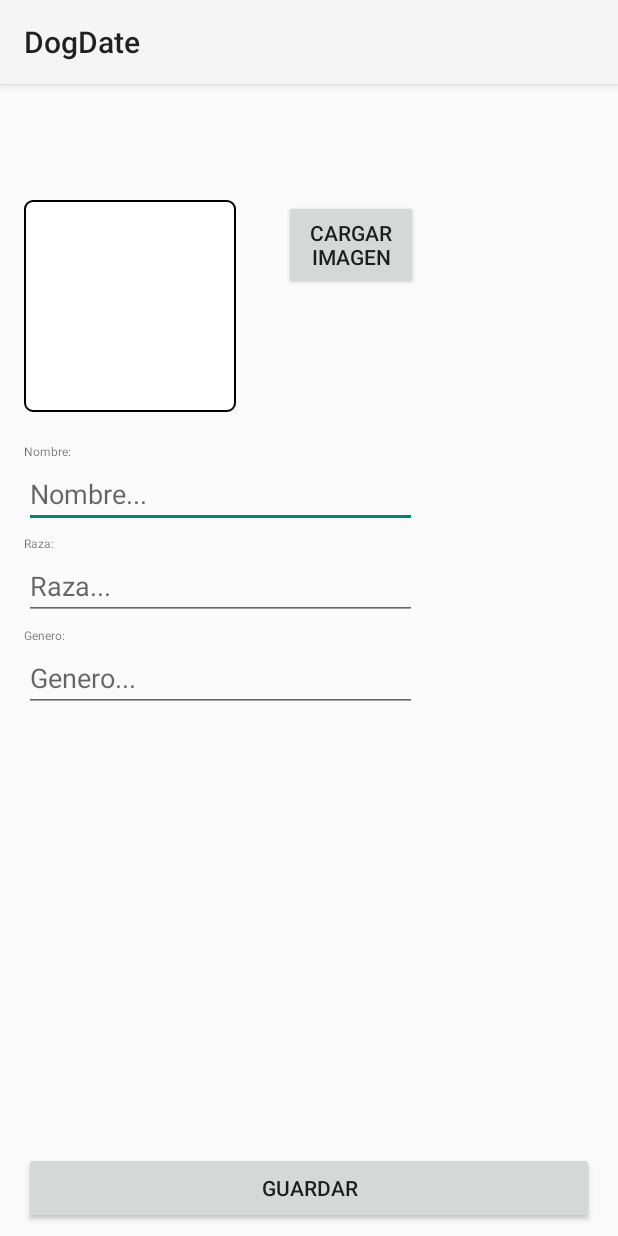
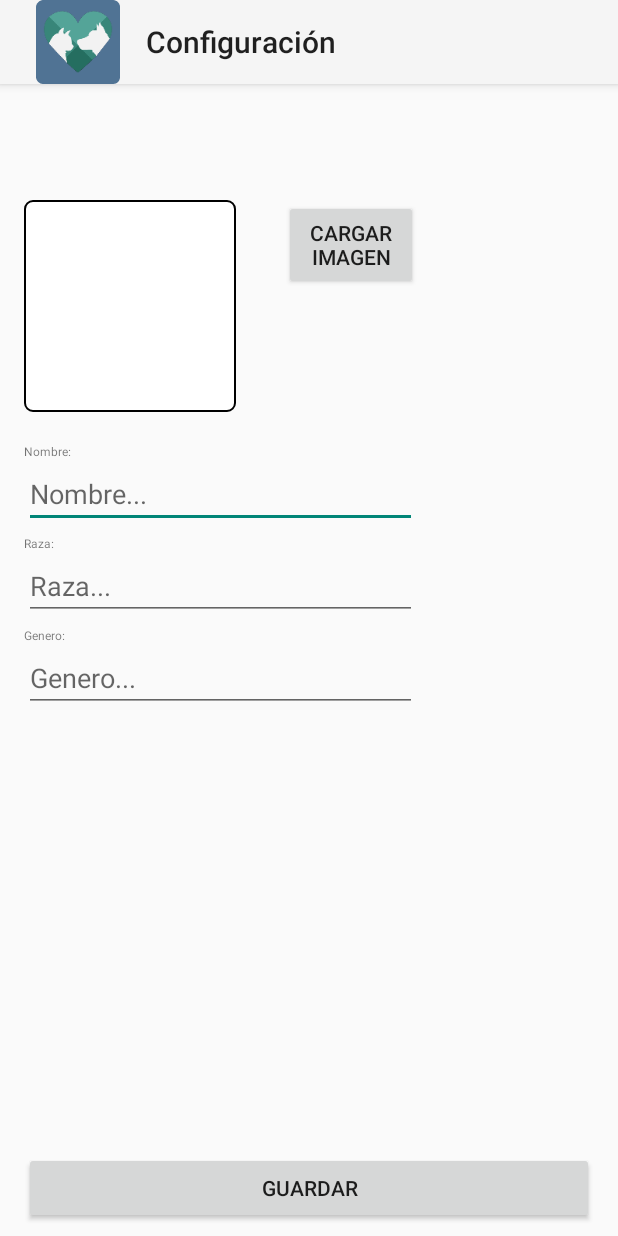
Before and after one commit to chern007/DogDate, an Android app: the EditarPerfil screen opened directly, with no data from a screen before it, on a phone screen of 412 x 824 dp. Run offline under Robolectric (Android 15) with nearby library versions, the phone set to English and light mode, and no system bars; our stand-ins replace Firebase (no records; nobody signed in at launch, a user with empty details on screens opened directly); libraries missing offline, so code that uses them is left out: com.firebase.ui; Roboto replaces fonts that are not available here.

Commit message:
falta por implementar las mejoras

```diff
--- a/app/src/main/java/com/example/carlos_hc/dogdate/EditarPerfil.java
+++ b/app/src/main/java/com/example/carlos_hc/dogdate/EditarPerfil.java
@@ -58,6 +58,12 @@ public class EditarPerfil extends AppCompatActivity {
     protected void onCreate(Bundle savedInstanceState) {
         super.onCreate(savedInstanceState);
         setContentView(R.layout.activity_editar_perfil);
+
+        getSupportActionBar().setDisplayShowHomeEnabled(true);
+        getSupportActionBar().setLogo(R.mipmap.dogdatelogo_round);
+        getSupportActionBar().setTitle("  Configuración");
+        getSupportActionBar().setDisplayUseLogoEnabled(true);
+
 
         miEmail = findViewById(R.id.txtEmail);
         foto = findViewById(R.id.imgPerroEdit);
--- a/app/src/main/java/com/example/carlos_hc/dogdate/ListaMatchs.java
+++ b/app/src/main/java/com/example/carlos_hc/dogdate/ListaMatchs.java
@@ -71,8 +71,6 @@ public class ListaMatchs extends AppCompatActivity {
         recyclerView.addOnItemTouchListener(new ListaMatchsOnClickListener(getApplicationContext(), recyclerView, new ListaMatchsOnClickListener.ClickListener() {
             @Override
             public void onClick(View view, int position) {
-
-                Toast.makeText(getApplicationContext(), position + " is selected!", Toast.LENGTH_SHORT).show();
 
                 Perro itemPerroSeleccionado = perrosListaMatchs.get(position);
 
```
Also changed, not shown: app/src/main/AndroidManifest.xml (+7 -7 lines), app/src/main/java/Objetos/PerroAdapter.java (+10 -0 lines).
